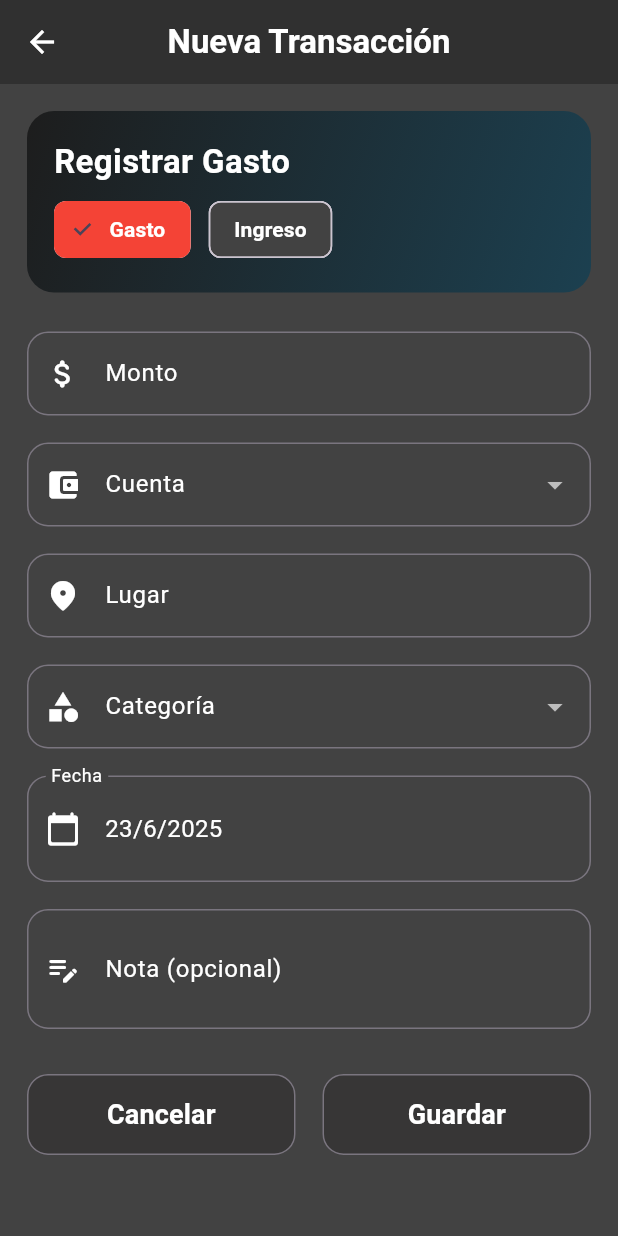
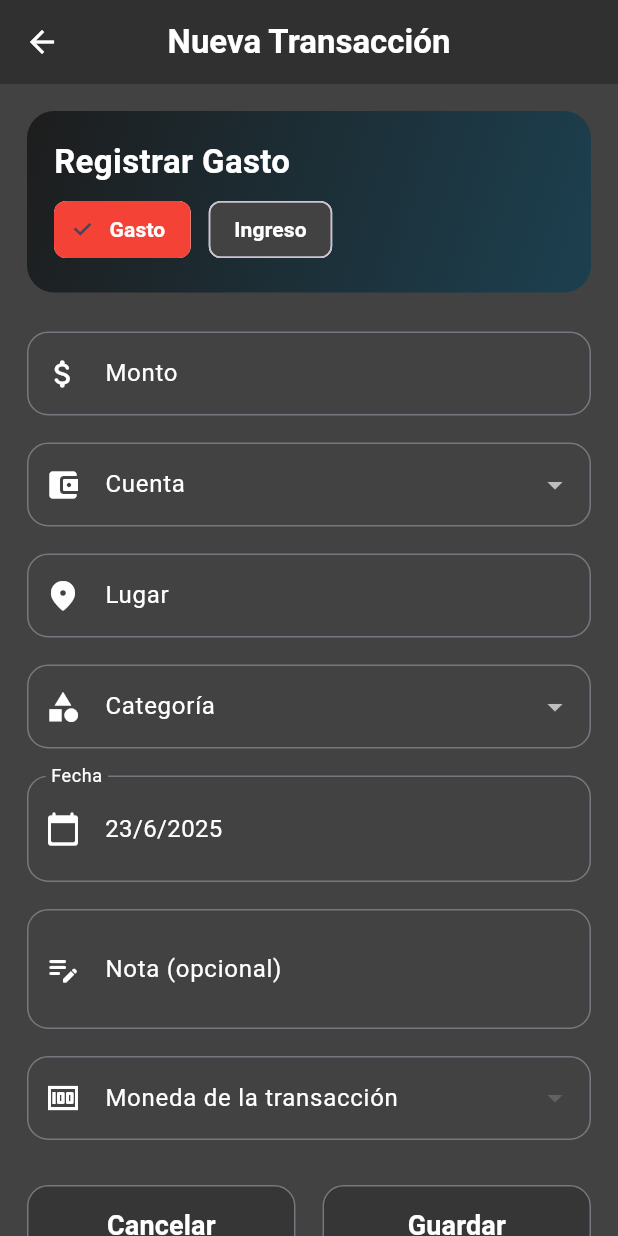
Before and after one commit to trixarg-bot/App_Chreosis, a Flutter app: the CreateTransactionScreen screen opened directly, on a phone screen of 412 x 824 dp. Run offline on Flutter 3.47's test engine with Material 3 defaults, Android fonts, the phone set to English and light mode, and no system bars; our stand-ins replace connectivity_plus, firebase_core, firebase_messaging, fl_chart, flutter_dotenv, flutter_local_notifications and 6 more; accounts and stored records are empty; network calls fail.

Commit message:
feat: implementar conversión de monedas con nuevos modelos e integración de API
- Se agregó la lógica de configuración y conversión de monedas en la base de datos.
- Se introdujeron nuevos modelos: CurrencyConfig, Moneda y TasaCambio.
- Se integró el paquete connectivity_plus para verificar el estado de la red.
- Se actualizó el manejo de transacciones y cuentas para soportar múltiples monedas.
- Se mejoró la interfaz para permitir la selección de moneda al crear cuentas y transacciones.
- Se implementó un servicio API para obtener tasas de cambio y realizar conversiones.
- Se actualizaron los scripts de migración para reflejar los nuevos cambios en el esquema.

```diff
--- a/lib/main.dart
+++ b/lib/main.dart
@@ -21,6 +21,7 @@ import 'repositories/categoria_repository.dart';
 import 'repositories/cuenta_repository.dart';
 import 'providers/cuenta_provider.dart';
 import 'services/firebase_service.dart';
+import 'services/api_currency_service.dart';
 
 void main() async {
   WidgetsFlutterBinding.ensureInitialized();
@@ -34,7 +35,7 @@ void main() async {
     MultiProvider(
       providers: [
         ChangeNotifierProvider(create: (_) => UsuarioProvider(repository: UsuarioRepository())),
-        ChangeNotifierProvider(create: (_) => TransactionProvider(repository: TransaccionRepository(), usuarioRepository: UsuarioRepository(), cuentaRepository: CuentaRepository())),
+        ChangeNotifierProvider(create: (_) => TransactionProvider(repository: TransaccionRepository(), usuarioRepository: UsuarioRepository(), cuentaRepository: CuentaRepository(), currencyService: ApiCurrencyService(),)),
         ChangeNotifierProvider(create: (_) => UsuarioProvider(repository: UsuarioRepository())),
         ChangeNotifierProvider(create: (_) => CategoriaProvider(repository: CategoriaRepository())),
         ChangeNotifierProvider(create: (_) => CuentaProvider(repository: CuentaRepository())),
--- a/lib/models/cuenta.dart
+++ b/lib/models/cuenta.dart
@@ -4,6 +4,7 @@ class Cuenta {
   final String name;
   final String? type;
   final double amount;
+  final String moneda;
 
   Cuenta({
     this.id,
@@ -11,6 +12,7 @@ class Cuenta {
     required this.name,
     this.type,
     required this.amount,
+    required this.moneda,
   });
 
   // Conversión de Map (de la base de datos) a objeto Cuenta
@@ -20,6 +22,7 @@ class Cuenta {
     name: map['name'],
     type: map['type'],
     amount: map['amount']?.toDouble() ?? 0.0,
+    moneda: map['moneda'] ?? 'USD',
   );
 
   // Conversión de objeto Cuenta a Map (para la base de datos)
@@ -29,5 +32,24 @@ class Cuenta {
     'name': name,
     'type': type,
     'amount': amount,
+    'moneda': moneda,
   };
+
+  Cuenta copyWith({
+    int? id,
+    int? userId,
+    String? name,
+    String? type,
+    double? amount,
+    String? moneda,
+  }) {
+    return Cuenta(
+      id: id ?? this.id,
+      userId: userId ?? this.userId,
+      name: name ?? this.name,
+      type: type ?? this.type,
+      amount: amount ?? this.amount,
+      moneda: moneda ?? this.moneda,
+    );
   }
+}
--- /dev/null
+++ b/lib/models/moneda.dart
@@ -0,0 +1,21 @@
+class Moneda {
+  final String codigo;
+  final String nombre;
+  final String simbolo;
+
+  Moneda({required this.codigo, required this.nombre, required this.simbolo});
+
+
+
+  factory Moneda.fromMap(Map<String, dynamic> map) {
+    return Moneda(
+      codigo: map['codigo'] ?? '',
+      nombre: map['nombre'] ?? '',
+      simbolo: map['simbolo'] ?? '',
+    );
+  }
+
+  Map<String, dynamic> toMap() {
+    return {'codigo': codigo, 'nombre': nombre, 'simbolo': simbolo};
+  }
+}
--- a/lib/models/transaccion.dart
+++ b/lib/models/transaccion.dart
@@ -11,6 +11,9 @@ class Transaccion {
   final String? note;
   final String? attachment;
   final String? createdAt;
+  final String moneda; // Código de moneda de la transacción
+  final bool conversion; // Indica si hubo conversión de moneda
+  final double? montoConvertido; // Monto convertido si aplica
 
   Transaccion({
     this.id,
@@ -24,6 +27,9 @@ class Transaccion {
     this.note,
     this.attachment,
     this.createdAt,
+    required this.moneda,
+    required this.conversion,
+    this.montoConvertido,
   });
 
   factory Transaccion.fromMap(Map<String, dynamic> map) => Transaccion(
@@ -38,6 +44,9 @@ class Transaccion {
     note: map['note'],
     attachment: map['attachment'],
     createdAt: map['created_at'],
+    moneda: map['moneda'] ?? 'USD',
+    conversion: map['conversion'] == 1 || map['conversion'] == true,
+    montoConvertido: (map['monto_convertido'] as num?)?.toDouble(),
   );
 
   Map<String, dynamic> toMap() => {
@@ -52,5 +61,42 @@ class Transaccion {
     'note': note,
     'attachment': attachment,
     'created_at': createdAt,
+    'moneda': moneda,
+    'conversion': conversion ? 1 : 0,
+    'monto_convertido': montoConvertido,
   };
+
+  Transaccion copyWith({
+    int? id,
+    int? userId,
+    int? categoryId,
+    int? accountId,
+    String? place,
+    String? date,
+    double? amount,
+    String? type,
+    String? note,
+    String? attachment,
+    String? createdAt,
+    String? moneda,
+    bool? conversion,
+    double? montoConvertido,
+  }) {
+    return Transaccion(
+      id: id ?? this.id,
+      userId: userId ?? this.userId,
+      categoryId: categoryId ?? this.categoryId,
+      accountId: accountId ?? this.accountId,
+      place: place ?? this.place,
+      date: date ?? this.date,
+      amount: amount ?? this.amount,
+      type: type ?? this.type,
+      note: note ?? this.note,
+      attachment: attachment ?? this.attachment,
+      createdAt: createdAt ?? this.createdAt,
+      moneda: moneda ?? this.moneda,
+      conversion: conversion ?? this.conversion,
+      montoConvertido: montoConvertido ?? this.montoConvertido,
+    );
   }
+}
--- a/lib/providers/cuenta_provider.dart
+++ b/lib/providers/cuenta_provider.dart
@@ -18,13 +18,14 @@ class CuentaProvider extends ChangeNotifier {
   }
 
   //agregar cuenta
-  Future<void> agregarCuenta({required int userId, required String name, required String type, required double amount,}) async {
+  Future<void> agregarCuenta({required int userId, required String name, required String type, required double amount, required String moneda}) async {
 
     final cuenta = Cuenta(
       userId: userId,
       name: name,
       type: type,
       amount: amount,
+      moneda: moneda
     );
     await repository.agregarCuenta(cuenta);
     await cargarCuentas(userId);
--- a/lib/screens/add_account_screen.dart
+++ b/lib/screens/add_account_screen.dart
@@ -16,6 +16,7 @@ class _AddAccountScreenState extends State<AddAccountScreen> {
   final TextEditingController _nameController = TextEditingController();
   final TextEditingController _amountController = TextEditingController();
   String? _selectedType;
+  String? _selectedCurrency;
   IconData _selectedIcon = Icons.account_balance_wallet_rounded;
 
   // Valores dinámicos para la tarjeta
@@ -53,12 +54,14 @@ class _AddAccountScreenState extends State<AddAccountScreen> {
     'Tarjeta',
     'Otro',
   ];
+  final List<String> _currencyOptions = ['DOP', 'USD', 'EUR'];
 
   void _clearForm() {
     _nameController.clear();
     _amountController.clear();
     setState(() {
-      _selectedType = '';
+      _selectedType = null;
+      _selectedCurrency = null;
       _selectedIcon = Icons.account_balance_wallet_rounded;
     });
   }
@@ -232,6 +235,27 @@ class _AddAccountScreenState extends State<AddAccountScreen> {
                     ),
                     validator: (value) => value == null || value.isEmpty ? 'Seleccione un tipo' : null,
                   ),
+                  const SizedBox(height: 18),
+                  const Text('Moneda', style: TextStyle(fontWeight: FontWeight.bold, fontSize: 17, color: Colors.white)),
+                  const SizedBox(height: 4),
+                   DropdownButtonFormField<String>(
+                    dropdownColor: Colors.grey[800],
+                    value: _selectedCurrency,
+                    items: _currencyOptions.map((moneda) => DropdownMenuItem(
+                      value: moneda,
+                      child: Text(moneda, style: const TextStyle(color: Colors.white)),
+                    )).toList(),
+                    onChanged: (value) => setState(() => _selectedCurrency = value!),
+                    decoration: InputDecoration(
+                      hintText: 'Seleccione una moneda...',
+                      hintStyle: TextStyle(fontWeight: FontWeight.bold),
+                      filled: true,
+                      fillColor: Color.fromARGB(255, 134, 133, 133),
+                      border: OutlineInputBorder(borderRadius: BorderRadius.circular(14)),
+                      focusedBorder: OutlineInputBorder(borderRadius: BorderRadius.circular(14), borderSide: BorderSide(color: Colors.white)),
+                    ),
+                    validator: (value) => value == null || value.isEmpty ? 'Seleccione una moneda' : null,
+                  ),
                   const SizedBox(height: 32),
                   Row(
                     children: [
@@ -259,6 +283,7 @@ class _AddAccountScreenState extends State<AddAccountScreen> {
                                 name: _nameController.text.trim(),
                                 type: _selectedType!,
                                 amount: double.tryParse(_amountController.text.trim()) ?? 0.0,
+                                moneda: _selectedCurrency!
                               );
                               if (mounted) {
                                 ScaffoldMessenger.of(context).showSnackBar(
--- a/lib/screens/create_transaction_screen.dart
+++ b/lib/screens/create_transaction_screen.dart
@@ -71,6 +71,8 @@ class _CreateTransactionScreenState extends State<CreateTransactionScreen> {
   Categoria? _selectedCategory;
   String _selectedType = 'gasto';
   bool _loading = false;
+  String? _transactionCurrency;
+  final List<String> _currencyOptions = ['DOP', 'USD', 'EUR'];
 
   Color get emerald => const Color(0xFF00BFA5);
   Color get emerald2 => const Color.fromARGB(255, 29, 29, 29);
@@ -88,6 +90,12 @@ class _CreateTransactionScreenState extends State<CreateTransactionScreen> {
         listen: false,
       );
       await cuentaProvider.cargarCuentas(usuario.id!);
+      // Si hay una cuenta seleccionada, inicializamos la moneda de la transacción.
+      if (_selectedAccount != null) {
+        setState(() {
+          _transactionCurrency = _selectedAccount!.moneda;
+        });
+      }
     }
     return [];
   }
@@ -173,9 +181,12 @@ class _CreateTransactionScreenState extends State<CreateTransactionScreen> {
       type: _selectedType,
       note: _noteController.text.trim(),
       createdAt: DateTime.now().toIso8601String(),
+      moneda: _transactionCurrency!,
+      conversion: _transactionCurrency != _selectedAccount!.moneda,
+      montoConvertido: null, // El provider se encargará de esto
     );
 
-    Provider.of<TransactionProvider>(
+    await Provider.of<TransactionProvider>(
       context,
       listen: false,
     ).agregarTransaccion(transaccion);
@@ -338,7 +349,12 @@ class _CreateTransactionScreenState extends State<CreateTransactionScreen> {
                               )
                               .toList(),
                       onChanged:
-                          (cuenta) => setState(() => _selectedAccount = cuenta),
+                          (cuenta) => setState(() {
+                            _selectedAccount = cuenta;
+                            _transactionCurrency =
+                                cuenta
+                                    ?.moneda; // Actualiza la moneda por defecto para la transaccion
+                          }),
                       decoration: InputDecoration(
                         labelText: 'Cuenta',
                         prefixIcon: const Icon(
@@ -484,6 +500,40 @@ class _CreateTransactionScreenState extends State<CreateTransactionScreen> {
                     labelStyle: TextStyle(color: Colors.white),
                   ),
                 ),
+                const SizedBox(height: 18),
+                // Selector de Moneda de la Transacción
+                DropdownButtonFormField<String>(
+                  style: const TextStyle(color: Colors.white, fontSize: 16),
+                  dropdownColor: Colors.grey[800],
+                  value: _transactionCurrency,
+                  items:
+                      _currencyOptions
+                          .map(
+                            (moneda) => DropdownMenuItem(
+                              value: moneda,
+                              child: Text(
+                                moneda,
+                                style: const TextStyle(color: Colors.white),
+                              ),
+                            ),
+                          )
+                          .toList(),
+                  onChanged:
+                      (moneda) => setState(() => _transactionCurrency = moneda),
+                  decoration: InputDecoration(
+                    labelText: 'Moneda de la transacción',
+                    prefixIcon: const Icon(Icons.money, color: Colors.white),
+                    border: OutlineInputBorder(
+                      borderRadius: BorderRadius.circular(14),
+                    ),
+                    focusedBorder: OutlineInputBorder(
+                      borderRadius: BorderRadius.circular(14),
+                      borderSide: const BorderSide(color: Colors.white),
+                    ),
+                    labelStyle: const TextStyle(color: Colors.white),
+                  ),
+                  validator: (m) => m == null ? 'Seleccione una moneda' : null,
+                ),
                 const SizedBox(height: 30),
                 Row(
                   children: [
--- a/lib/screens/info_transaction_screen.dart
+++ b/lib/screens/info_transaction_screen.dart
@@ -61,6 +61,7 @@ class _InfoTransactionScreenState extends State<InfoTransactionScreen> {
                     name: selectedAccountId.toString(),
                     type: '',
                     amount: 0,
+                    moneda: widget.transaccion.moneda,
                   ),
             )
             .name;
@@ -445,6 +446,9 @@ class _InfoTransactionScreenState extends State<InfoTransactionScreen> {
                           type: type,
                           note: note,
                           createdAt: widget.transaccion.createdAt,
+                          moneda: widget.transaccion.moneda,
+                          conversion: widget.transaccion.conversion,
+                          montoConvertido: widget.transaccion.montoConvertido,
                         );
                         await Provider.of<TransactionProvider>(
                           context,
--- a/lib/services/firebase_service.dart
+++ b/lib/services/firebase_service.dart
@@ -253,6 +253,8 @@ class FirebaseService {
         type: 'gasto', // Por defecto es un gasto
         note: transactionData['lugar'],
         createdAt: DateTime.now().toIso8601String(),
+        moneda: transactionData['moneda'],
+        conversion: transactionData['isconversion']
       );
 
       // Guardar la transacción usando el TransactionProvider
--- a/pubspec.yaml
+++ b/pubspec.yaml
@@ -40,6 +40,9 @@ dependencies:
   speech_to_text: ^7.0.0
   flutter_dotenv: ^5.1.0
   http: ^1.2.2
+
+  # Dependencias para el sistema de conversión de monedas
+  connectivity_plus: ^5.0.2  # Para verificar conectividad
 
   # The following adds the Cupertino Icons font to your application.
   # Use with the CupertinoIcons class for iOS style icons.
```
Also changed, not shown: lib/db/database_helper.dart (+65 -2 lines), lib/db/migrations_helper.dart (+40 -0 lines), lib/models/currency_config.dart (added, +30 -0 lines), lib/models/tasa_cambio.dart (added, +31 -0 lines), lib/providers/transaction_provider.dart (+57 -17 lines), lib/services/Api_currency_service.dart (added, +274 -0 lines), pubspec.lock, 5 other files. Lines whose indentation alone changed are shown as unchanged.
